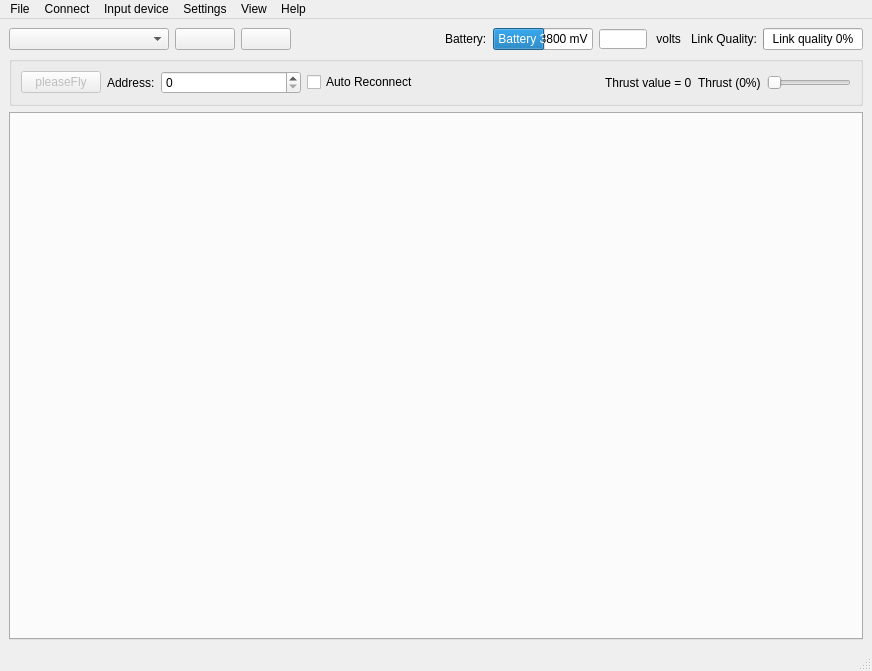
Before: the Qt Designer form src/cfclient/ui/main.ui in KomaGR/crazyflie-clients-python, drawn with Qt 5.
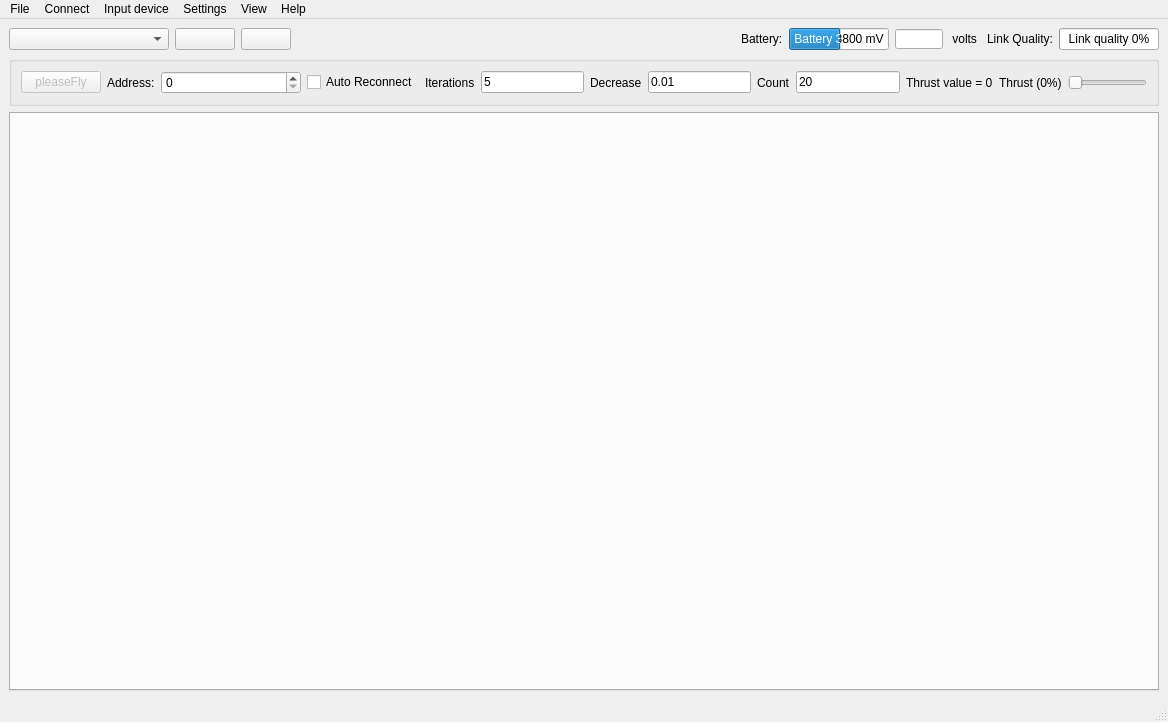
After: the same form once the commit is applied. Custom widgets are drawn as their Qt base class.

Commit message: Added variable descent

Patch:
```diff
--- a/src/cfclient/ui/main.ui
+++ b/src/cfclient/ui/main.ui
@@ -6,8 +6,8 @@
    <rect>
     <x>0</x>
     <y>0</y>
-    <width>872</width>
-    <height>671</height>
+    <width>1168</width>
+    <height>722</height>
    </rect>
   </property>
   <property name="windowTitle">
@@ -189,7 +189,7 @@
       </item>
       <item>
        <widget class="QGroupBox" name="groupBox">
-        <layout class="QHBoxLayout" stretch="0,0,0,1,0,0,0">
+        <layout class="QHBoxLayout" stretch="0,0,0,1,0,0,0,0,0,0,0,0,0">
          <item>
           <widget class="QPushButton" name="autoControl">
            <property name="enabled">
@@ -230,6 +230,60 @@
            </property>
           </widget>
          </item>
+         <item>
+          <widget class="QLabel" name="label_2">
+           <property name="text">
+            <string>Iterations</string>
+           </property>
+          </widget>
+         </item>
+         <item>
+          <widget class="QLineEdit" name="iterationsText">
+           <property name="text">
+            <string>5</string>
+           </property>
+          </widget>
+         </item>
+         <item>
+          <widget class="QLabel" name="label_3">
+           <property name="text">
+            <string>Decrease</string>
+           </property>
+          </widget>
+         </item>
+         <item>
+          <widget class="QLineEdit" name="decreasePercText">
+           <property name="sizePolicy">
+            <sizepolicy hsizetype="Minimum" vsizetype="Fixed">
+             <horstretch>0</horstretch>
+             <verstretch>0</verstretch>
+            </sizepolicy>
+           </property>
+           <property name="minimumSize">
+            <size>
+             <width>50</width>
+             <height>0</height>
+            </size>
+           </property>
+           <property name="text">
+            <string>0.01</string>
+           </property>
+          </widget>
+         </item>
+         <item>
+          <widget class="QLabel" name="label_4">
+           <property name="text">
+            <string>Count</string>
+           </property>
+          </widget>
+         </item>
+         <item>
+          <widget class="QLineEdit" name="countText">
+           <property name="text">
+            <string>20</string>
+           </property>
+          </widget>
+         </item>
          <item>
           <widget class="QLabel" name="thrustValueLabel">
            <property name="text">
@@ -279,8 +333,8 @@
           <rect>
            <x>0</x>
            <y>0</y>
-           <width>852</width>
-           <height>498</height>
+           <width>1148</width>
+           <height>549</height>
           </rect>
          </property>
          <property name="sizePolicy">
@@ -322,8 +376,8 @@
     <rect>
      <x>0</x>
      <y>0</y>
-     <width>872</width>
-     <height>25</height>
+     <width>1168</width>
+     <height>27</height>
     </rect>
    </property>
    <widget class="QMenu" name="menuFile">
```
The commit also changes 1 other file.
